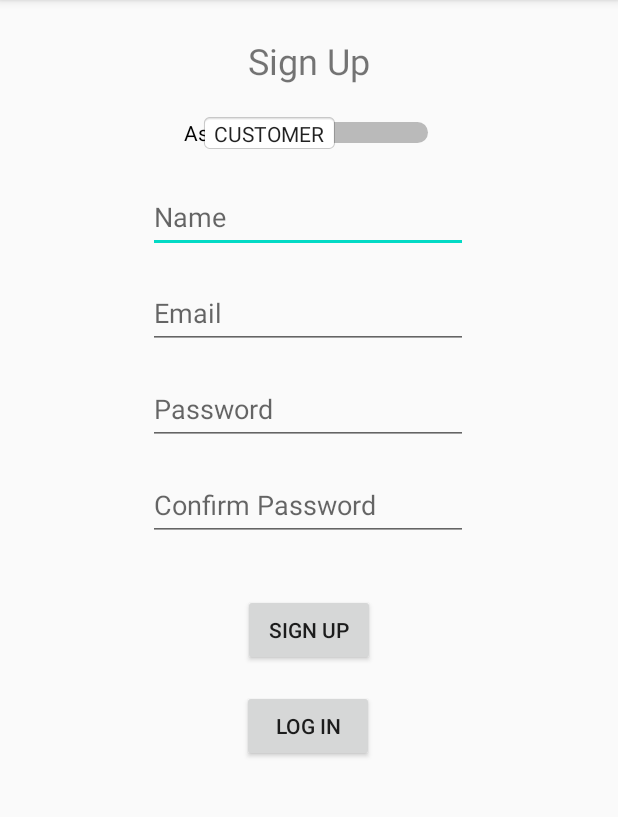
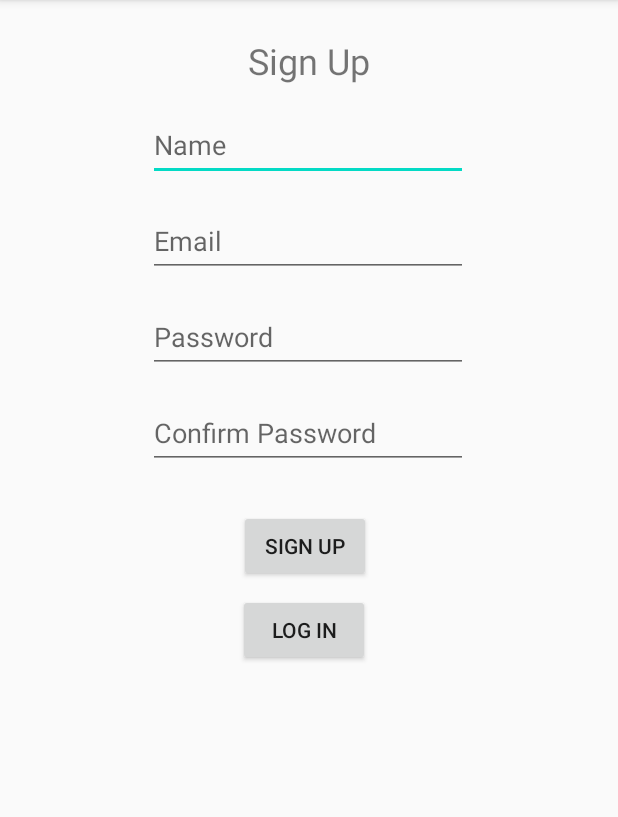
Before and after one commit to CeneOdie/B07Project, an Android app: the SignUpActivity screen opened directly, with no data from a screen before it, on a phone screen of 412 x 824 dp, the part 84-901 px from its top. Run offline under Robolectric (Android 15) with nearby library versions, the phone set to English and light mode, and no system bars; our stand-ins replace Firebase (no records; nobody signed in at launch, a user with empty details on screens opened directly).

Commit message:
login and signup completed. account type switching changed to post auth

```diff
--- a/app/src/main/AndroidManifest.xml
+++ b/app/src/main/AndroidManifest.xml
@@ -9,6 +9,9 @@
         android:roundIcon="@mipmap/ic_launcher_round"
         android:supportsRtl="true"
         android:theme="@style/Theme.GroceryApp">
+        <activity
+            android:name=".UserView"
+            android:exported="false" />
         <activity
             android:name=".addItem"
             android:exported="false" />
--- a/app/src/main/java/com/example/groceryapp/MainActivity.java
+++ b/app/src/main/java/com/example/groceryapp/MainActivity.java
@@ -5,6 +5,7 @@ import androidx.appcompat.app.AppCompatActivity;
 import android.os.Bundle;
 import android.view.View;
 import android.widget.Button;
+import androidx.appcompat.widget.Toolbar;
 
 import com.google.firebase.auth.FirebaseAuth;
 import com.google.firebase.auth.FirebaseUser;
@@ -16,6 +17,7 @@ public class MainActivity extends AppCompatActivity {
     protected void onCreate(Bundle savedInstanceState) {
         super.onCreate(savedInstanceState);
         setContentView(R.layout.activity_main);
+
 
     }
 
--- a/app/src/main/java/com/example/groceryapp/User.java
+++ b/app/src/main/java/com/example/groceryapp/User.java
@@ -27,12 +27,15 @@ public class User {
     FirebaseFirestore db;
     static FirebaseAuth auths;
 
+    StoreOwner store;
+    Customer customer;
+
 
 
     public static User signin(String email, String pass) {
         final User[] user = {new User()};
 
-       auths.signInWithEmailAndPassword(email, pass).addOnSuccessListener(new OnSuccessListener<AuthResult>() {
+        auths.signInWithEmailAndPassword(email, pass).addOnSuccessListener(new OnSuccessListener<AuthResult>() {
            @Override
            public void onSuccess(AuthResult authResult) {
                FirebaseUser current = auths.getCurrentUser();
--- a/app/src/main/res/layout/activity_main.xml
+++ b/app/src/main/res/layout/activity_main.xml
@@ -17,12 +17,11 @@
         android:textSize="24sp"
         app:layout_constraintBottom_toBottomOf="parent"
         app:layout_constraintEnd_toEndOf="parent"
-        app:layout_constraintHorizontal_bias="0.496"
         app:layout_constraintLeft_toLeftOf="parent"
         app:layout_constraintRight_toRightOf="parent"
         app:layout_constraintStart_toStartOf="parent"
         app:layout_constraintTop_toTopOf="parent"
-        app:layout_constraintVertical_bias="0.274" />
+        app:layout_constraintVertical_bias="0.329" />
 
     <Button
         android:id="@+id/button"
--- a/app/src/main/res/layout/activity_sign_up.xml
+++ b/app/src/main/res/layout/activity_sign_up.xml
@@ -17,26 +17,11 @@
         app:layout_constraintStart_toStartOf="parent"
         app:layout_constraintTop_toTopOf="parent" />
 
-    <Switch
-        android:id="@+id/acctypeSignup"
-        android:layout_width="wrap_content"
-        android:layout_height="wrap_content"
-        android:layout_marginTop="8dp"
-        android:minHeight="48dp"
-        android:showText="true"
-        android:text="As:"
-        android:textOff="@string/CustSwitch"
-        android:textOn="@string/StoreSwitch"
-        android:thumb="@android:drawable/editbox_background"
-        app:layout_constraintEnd_toEndOf="parent"
-        app:layout_constraintStart_toStartOf="parent"
-        app:layout_constraintTop_toBottomOf="@+id/textView3" />
-
     <EditText
         android:id="@+id/nameSignup"
         android:layout_width="wrap_content"
         android:layout_height="wrap_content"
-        android:layout_marginTop="8dp"
+        android:layout_marginTop="16dp"
         android:ems="10"
         android:hint="Name"
         android:inputType="textPersonName"
@@ -45,7 +30,7 @@
         app:layout_constraintEnd_toEndOf="parent"
         app:layout_constraintHorizontal_bias="0.497"
         app:layout_constraintStart_toStartOf="parent"
-        app:layout_constraintTop_toBottomOf="@+id/acctypeSignup" />
+        app:layout_constraintTop_toBottomOf="@+id/textView3" />
 
     <EditText
         android:id="@+id/pass1Signup"
@@ -92,68 +77,39 @@
         app:layout_constraintStart_toStartOf="parent"
         app:layout_constraintTop_toBottomOf="@+id/nameSignup" />
 
-    <EditText
-        android:id="@+id/storeSignup"
-        android:layout_width="wrap_content"
-        android:layout_height="0dp"
-        android:layout_marginTop="16dp"
-        android:ems="10"
-        android:hint="Store Name"
-        android:inputType="textPersonName"
-        android:minHeight="48dp"
-        android:text="@string/signupstore"
-        android:visibility="gone"
-        app:layout_constraintEnd_toEndOf="parent"
-        app:layout_constraintStart_toStartOf="parent"
-        app:layout_constraintTop_toBottomOf="@+id/pass2Signup" />
-
-    <EditText
-        android:id="@+id/addressSignup"
-        android:layout_width="wrap_content"
-        android:layout_height="wrap_content"
-        android:layout_marginTop="16dp"
-        android:ems="10"
-        android:hint="Store Address"
-        android:inputType="textPersonName"
-        android:minHeight="48dp"
-        android:text="@string/signupaddress"
-        android:visibility="gone"
-        app:layout_constraintEnd_toEndOf="parent"
-        app:layout_constraintStart_toStartOf="parent"
-        app:layout_constraintTop_toBottomOf="@+id/storeSignup" />
-
     <TextView
         android:id="@+id/errSignup"
         android:layout_width="wrap_content"
         android:layout_height="wrap_content"
-        android:layout_marginTop="8dp"
+        android:layout_marginTop="4dp"
         android:text="@string/SignUpError"
         app:layout_constraintEnd_toEndOf="parent"
+        app:layout_constraintHorizontal_bias="0.498"
         app:layout_constraintStart_toStartOf="parent"
-        app:layout_constraintTop_toBottomOf="@+id/addressSignup" />
+        app:layout_constraintTop_toBottomOf="@+id/pass2Signup" />
 
     <Button
         android:id="@+id/signupBtn"
         android:layout_width="wrap_content"
         android:layout_height="wrap_content"
-        android:layout_marginTop="8dp"
+        android:layout_marginTop="4dp"
         android:text="@string/SignupButton"
         app:layout_constraintEnd_toEndOf="parent"
+        app:layout_constraintHorizontal_bias="0.492"
         app:layout_constraintStart_toStartOf="parent"
         app:layout_constraintTop_toBottomOf="@+id/errSignup" />
 
     <Button
-        android:id="@+id/button7"
+        android:id="@+id/switchLogin"
         android:layout_width="wrap_content"
         android:layout_height="wrap_content"
         android:layout_marginTop="8dp"
-        android:onClick="switchLogin"
         android:text="@string/LoginButton"
         app:layout_constraintBottom_toBottomOf="parent"
         app:layout_constraintEnd_toEndOf="parent"
-        app:layout_constraintHorizontal_bias="0.498"
+        app:layout_constraintHorizontal_bias="0.489"
         app:layout_constraintStart_toStartOf="parent"
         app:layout_constraintTop_toBottomOf="@+id/signupBtn"
-        app:layout_constraintVertical_bias="0.029" />
+        app:layout_constraintVertical_bias="0.0" />
 
 </androidx.constraintlayout.widget.ConstraintLayout>
```
Also changed, not shown: app/src/main/java/com/example/groceryapp/ShowLoginActivity.java (+23 -71 lines), app/src/main/java/com/example/groceryapp/SignUpActivity.java (+90 -88 lines), app/src/main/java/com/example/groceryapp/UserView.java (added, +14 -0 lines), app/src/main/res/layout/activity_show_login.xml (+9 -27 lines), app/src/main/res/layout/activity_user_view.xml (added, +19 -0 lines).
